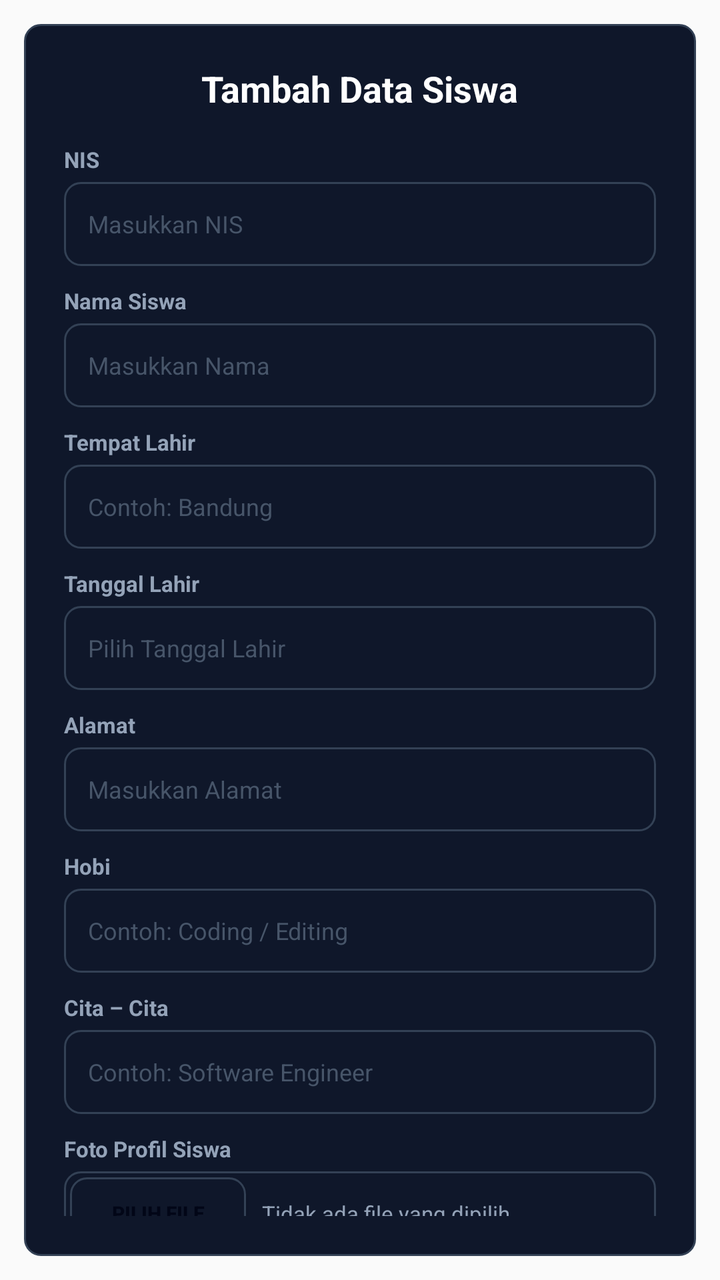
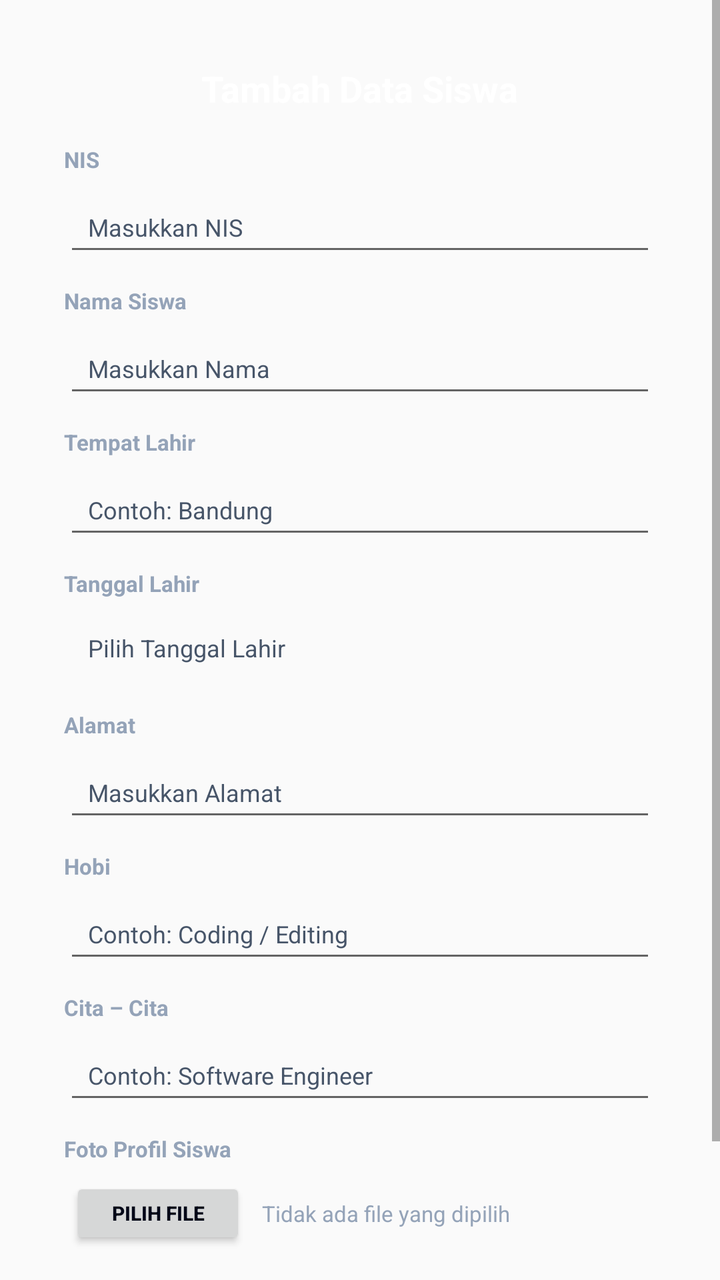

An Android layout rendered at two revisions. The XML below is the earlier revision; the diff shows what the commit changed to produce the second picture.
<!-- AndroidManifest.xml: application theme AppTheme -->
<!-- res/layout/dialog_student_form.xml -->
<?xml version="1.0" encoding="utf-8"?>

<LinearLayout xmlns:android="http://schemas.android.com/apk/res/android"
    android:layout_width="match_parent"
    android:layout_height="wrap_content"
    android:orientation="vertical"
    android:padding="12dp">

    <LinearLayout
        android:id="@+id/cardDialogForm"
        android:layout_width="match_parent"
        android:layout_height="wrap_content"
        android:orientation="vertical"
        android:padding="20dp"
        android:background="@drawable/bg_custom">

        <TextView
            android:id="@+id/tvFormTitle"
            android:layout_width="wrap_content"
            android:layout_height="wrap_content"
            android:text="Tambah Data Siswa"
            android:textColor="#FFFFFF"
            android:textSize="18sp"
            android:textStyle="bold"
            android:layout_gravity="center_horizontal"
            android:layout_marginBottom="16dp"/>

        
        <TextView android:layout_width="wrap_content" android:layout_height="wrap_content" android:text="NIS" android:textColor="#94A3B8" android:textSize="11sp" android:textStyle="bold" android:layout_marginBottom="4dp"/>
        <EditText android:id="@+id/etNis" android:layout_width="match_parent" android:layout_height="42dp" android:hint="Masukkan NIS" android:textColor="#F8FAFC" android:textColorHint="#475569" android:textSize="12sp" android:paddingHorizontal="12dp" android:background="@drawable/bg_custom" android:layout_marginBottom="10dp"/>

        
        <TextView android:layout_width="wrap_content" android:layout_height="wrap_content" android:text="Nama Siswa" android:textColor="#94A3B8" android:textSize="11sp" android:textStyle="bold" android:layout_marginBottom="4dp"/>
        <EditText android:id="@+id/etNama" android:layout_width="match_parent" android:layout_height="42dp" android:hint="Masukkan Nama" android:textColor="#F8FAFC" android:textColorHint="#475569" android:textSize="12sp" android:paddingHorizontal="12dp" android:background="@drawable/bg_custom" android:layout_marginBottom="10dp"/>

        
        <TextView android:layout_width="wrap_content" android:layout_height="wrap_content" android:text="Tempat Lahir" android:textColor="#94A3B8" android:textSize="11sp" android:textStyle="bold" android:layout_marginBottom="4dp"/>
        <EditText android:id="@+id/etTempatLahir" android:layout_width="match_parent" android:layout_height="42dp" android:hint="Contoh: Bandung" android:textColor="#F8FAFC" android:textColorHint="#475569" android:textSize="12sp" android:paddingHorizontal="12dp" android:background="@drawable/bg_custom" android:layout_marginBottom="10dp"/>

        
        <TextView android:layout_width="wrap_content" android:layout_height="wrap_content" android:text="Tanggal Lahir" android:textColor="#94A3B8" android:textSize="11sp" android:textStyle="bold" android:layout_marginBottom="4dp"/>
        <TextView android:id="@+id/tvDatePicker" android:layout_width="match_parent" android:layout_height="42dp" android:hint="Pilih Tanggal Lahir" android:textColor="#F8FAFC" android:textColorHint="#475569" android:textSize="12sp" android:gravity="center_vertical" android:paddingHorizontal="12dp" android:background="@drawable/bg_custom" android:layout_marginBottom="10dp" android:clickable="true" android:focusable="true"/>

        
        <TextView android:layout_width="wrap_content" android:layout_height="wrap_content" android:text="Alamat" android:textColor="#94A3B8" android:textSize="11sp" android:textStyle="bold" android:layout_marginBottom="4dp"/>
        <EditText android:id="@+id/etAlamat" android:layout_width="match_parent" android:layout_height="42dp" android:hint="Masukkan Alamat" android:textColor="#F8FAFC" android:textColorHint="#475569" android:textSize="12sp" android:paddingHorizontal="12dp" android:background="@drawable/bg_custom" android:layout_marginBottom="10dp"/>

        
        <TextView android:layout_width="wrap_content" android:layout_height="wrap_content" android:text="Hobi" android:textColor="#94A3B8" android:textSize="11sp" android:textStyle="bold" android:layout_marginBottom="4dp"/>
        <EditText android:id="@+id/etHobi" android:layout_width="match_parent" android:layout_height="42dp" android:hint="Contoh: Coding / Editing" android:textColor="#F8FAFC" android:textColorHint="#475569" android:textSize="12sp" android:paddingHorizontal="12dp" android:background="@drawable/bg_custom" android:layout_marginBottom="10dp"/>

        
        <TextView android:layout_width="wrap_content" android:layout_height="wrap_content" android:text="Cita – Cita" android:textColor="#94A3B8" android:textSize="11sp" android:textStyle="bold" android:layout_marginBottom="4dp"/>
        <EditText android:id="@+id/etCitaCita" android:layout_width="match_parent" android:layout_height="42dp" android:hint="Contoh: Software Engineer" android:textColor="#F8FAFC" android:textColorHint="#475569" android:textSize="12sp" android:paddingHorizontal="12dp" android:background="@drawable/bg_custom" android:layout_marginBottom="10dp"/>

        
        <TextView android:layout_width="wrap_content" android:layout_height="wrap_content" android:text="Foto Profil Siswa" android:textColor="#94A3B8" android:textSize="11sp" android:textStyle="bold" android:layout_marginBottom="4dp"/>
        <LinearLayout android:id="@+id/containerInputFile" android:layout_width="match_parent" android:layout_height="42dp" android:orientation="horizontal" android:background="@drawable/bg_custom" android:padding="3dp" android:layout_marginBottom="18dp">
            <Button android:id="@+id/btnPickFile" android:layout_width="wrap_content" android:layout_height="match_parent" android:text="Pilih File" android:textColor="#020617" android:textSize="10sp" android:textStyle="bold" android:background="@drawable/bg_custom" android:paddingHorizontal="10dp"/>
            <TextView android:id="@+id/tvFileName" android:layout_width="match_parent" android:layout_height="match_parent" android:text="Tidak ada file yang dipilih" android:textColor="#94A3B8" android:textSize="11sp" android:gravity="center_vertical" android:paddingStart="8dp" android:singleLine="true"/>
        </LinearLayout>

        <LinearLayout android:layout_width="match_parent" android:layout_height="wrap_content" android:orientation="horizontal">
            <Button android:id="@+id/btnCancel" android:layout_width="0dp" android:layout_height="40dp" android:layout_weight="1" android:layout_marginEnd="4dp" android:text="Batal" android:textColor="#F8FAFC" android:textSize="12sp" android:textStyle="bold" android:textAllCaps="false" android:background="@drawable/bg_custom"/>
            <Button android:id="@+id/btnSubmit" android:layout_width="0dp" android:layout_height="40dp" android:layout_weight="1" android:layout_marginStart="4dp" android:text="SIMPAN" android:textColor="#020617" android:textSize="12sp" android:textStyle="bold" android:textAllCaps="true" android:background="@drawable/bg_custom"/>
        </LinearLayout>

    </LinearLayout>
</LinearLayout>
<!-- resources referenced by this layout -->
<resources>
  <!-- drawable bg_custom (drawable) -->
  <?xml version="1.0" encoding="utf-8"?>
  
  <shape xmlns:android="http://schemas.android.com/apk/res/android">
      <solid android:color="#0F172A"/>
      <stroke android:width="1dp" android:color="#334155"/>
      <corners android:radius="8dp"/>
  </shape>
  <style name="AppTheme" parent="Theme.AppCompat.DayNight.NoActionBar">
          <item name="android:windowNoTitle">true</item>
          <item name="android:windowActionBar">false</item>
          <item name="android:windowFullscreen">true</item>
      </style>
</resources>

<!-- the commit's change to res/layout/dialog_student_form.xml (unified diff, before → after) -->
@@ -1,69 +1,76 @@
 <?xml version="1.0" encoding="utf-8"?>
 
-<LinearLayout xmlns:android="http://schemas.android.com/apk/res/android"
+<ScrollView xmlns:android="http://schemas.android.com/apk/res/android"
     android:layout_width="match_parent"
     android:layout_height="wrap_content"
-    android:orientation="vertical"
-    android:padding="12dp">
+    android:overScrollMode="never"
+    android:scrollbars="vertical">
 
     <LinearLayout
-        android:id="@+id/cardDialogForm"
         android:layout_width="match_parent"
         android:layout_height="wrap_content"
-        android:orientation="vertical"
-        android:padding="20dp"
-        android:background="@drawable/bg_custom">
+        android:gravity="center"
+        android:padding="12dp">
 
-        <TextView
-            android:id="@+id/tvFormTitle"
-            android:layout_width="wrap_content"
+        <LinearLayout
+            android:id="@+id/cardDialogForm"
+            android:layout_width="match_parent"
             android:layout_height="wrap_content"
-            android:text="Tambah Data Siswa"
-            android:textColor="#FFFFFF"
-            android:textSize="18sp"
-            android:textStyle="bold"
-            android:layout_gravity="center_horizontal"
-            android:layout_marginBottom="16dp"/>
+            android:maxWidth="500dp"
+            android:orientation="vertical"
+            android:padding="20dp">
 
-        
-        <TextView android:layout_width="wrap_content" android:layout_height="wrap_content" android:text="NIS" android:textColor="#94A3B8" android:textSize="11sp" android:textStyle="bold" android:layout_marginBottom="4dp"/>
-        <EditText android:id="@+id/etNis" android:layout_width="match_parent" android:layout_height="42dp" android:hint="Masukkan NIS" android:textColor="#F8FAFC" android:textColorHint="#475569" android:textSize="12sp" android:paddingHorizontal="12dp" android:background="@drawable/bg_custom" android:layout_marginBottom="10dp"/>
+            <TextView
+                android:id="@+id/tvFormTitle"
+                android:layout_width="wrap_content"
+                android:layout_height="wrap_content"
+                android:layout_gravity="center_horizontal"
+                android:layout_marginBottom="16dp"
+                android:text="Tambah Data Siswa"
+                android:textColor="#FFFFFF"
+                android:textSize="18sp"
+                android:textStyle="bold" />
 
-        
-        <TextView android:layout_width="wrap_content" android:layout_height="wrap_content" android:text="Nama Siswa" android:textColor="#94A3B8" android:textSize="11sp" android:textStyle="bold" android:layout_marginBottom="4dp"/>
-        <EditText android:id="@+id/etNama" android:layout_width="match_parent" android:layout_height="42dp" android:hint="Masukkan Nama" android:textColor="#F8FAFC" android:textColorHint="#475569" android:textSize="12sp" android:paddingHorizontal="12dp" android:background="@drawable/bg_custom" android:layout_marginBottom="10dp"/>
+            
+            <TextView android:layout_width="wrap_content" android:layout_height="wrap_content" android:text="NIS" android:textColor="#94A3B8" android:textSize="11sp" android:textStyle="bold" android:layout_marginBottom="4dp"/>
+            <EditText android:id="@+id/etNis" android:layout_width="match_parent" android:layout_height="42dp" android:hint="Masukkan NIS" android:textColor="#F8FAFC" android:textColorHint="#475569" android:textSize="12sp" android:paddingHorizontal="12dp" android:layout_marginBottom="10dp"/>
 
-        
-        <TextView android:layout_width="wrap_content" android:layout_height="wrap_content" android:text="Tempat Lahir" android:textColor="#94A3B8" android:textSize="11sp" android:textStyle="bold" android:layout_marginBottom="4dp"/>
-        <EditText android:id="@+id/etTempatLahir" android:layout_width="match_parent" android:layout_height="42dp" android:hint="Contoh: Bandung" android:textColor="#F8FAFC" android:textColorHint="#475569" android:textSize="12sp" android:paddingHorizontal="12dp" android:background="@drawable/bg_custom" android:layout_marginBottom="10dp"/>
+            
+            <TextView android:layout_width="wrap_content" android:layout_height="wrap_content" android:text="Nama Siswa" android:textColor="#94A3B8" android:textSize="11sp" android:textStyle="bold" android:layout_marginBottom="4dp"/>
+            <EditText android:id="@+id/etNama" android:layout_width="match_parent" android:layout_height="42dp" android:hint="Masukkan Nama" android:textColor="#F8FAFC" android:textColorHint="#475569" android:textSize="12sp" android:paddingHorizontal="12dp" android:layout_marginBottom="10dp"/>
 
-        
-        <TextView android:layout_width="wrap_content" android:layout_height="wrap_content" android:text="Tanggal Lahir" android:textColor="#94A3B8" android:textSize="11sp" android:textStyle="bold" android:layout_marginBottom="4dp"/>
-        <TextView android:id="@+id/tvDatePicker" android:layout_width="match_parent" android:layout_height="42dp" android:hint="Pilih Tanggal Lahir" android:textColor="#F8FAFC" android:textColorHint="#475569" android:textSize="12sp" android:gravity="center_vertical" android:paddingHorizontal="12dp" android:background="@drawable/bg_custom" android:layout_marginBottom="10dp" android:clickable="true" android:focusable="true"/>
+            
+            <TextView android:layout_width="wrap_content" android:layout_height="wrap_content" android:text="Tempat Lahir" android:textColor="#94A3B8" android:textSize="11sp" android:textStyle="bold" android:layout_marginBottom="4dp"/>
+            <EditText android:id="@+id/etTempatLahir" android:layout_width="match_parent" android:layout_height="42dp" android:hint="Contoh: Bandung" android:textColor="#F8FAFC" android:textColorHint="#475569" android:textSize="12sp" android:paddingHorizontal="12dp" android:layout_marginBottom="10dp"/>
 
-        
-        <TextView android:layout_width="wrap_content" android:layout_height="wrap_content" android:text="Alamat" android:textColor="#94A3B8" android:textSize="11sp" android:textStyle="bold" android:layout_marginBottom="4dp"/>
-        <EditText android:id="@+id/etAlamat" android:layout_width="match_parent" android:layout_height="42dp" android:hint="Masukkan Alamat" android:textColor="#F8FAFC" android:textColorHint="#475569" android:textSize="12sp" android:paddingHorizontal="12dp" android:background="@drawable/bg_custom" android:layout_marginBottom="10dp"/>
+            
+            <TextView android:layout_width="wrap_content" android:layout_height="wrap_content" android:text="Tanggal Lahir" android:textColor="#94A3B8" android:textSize="11sp" android:textStyle="bold" android:layout_marginBottom="4dp"/>
+            <TextView android:id="@+id/tvDatePicker" android:layout_width="match_parent" android:layout_height="42dp" android:hint="Pilih Tanggal Lahir" android:textColor="#F8FAFC" android:textColorHint="#475569" android:textSize="12sp" android:gravity="center_vertical" android:paddingHorizontal="12dp" android:layout_marginBottom="10dp" android:clickable="true" android:focusable="true"/>
 
-        
-        <TextView android:layout_width="wrap_content" android:layout_height="wrap_content" android:text="Hobi" android:textColor="#94A3B8" android:textSize="11sp" android:textStyle="bold" android:layout_marginBottom="4dp"/>
-        <EditText android:id="@+id/etHobi" android:layout_width="match_parent" android:layout_height="42dp" android:hint="Contoh: Coding / Editing" android:textColor="#F8FAFC" android:textColorHint="#475569" android:textSize="12sp" android:paddingHorizontal="12dp" android:background="@drawable/bg_custom" android:layout_marginBottom="10dp"/>
+            
+            <TextView android:layout_width="wrap_content" android:layout_height="wrap_content" android:text="Alamat" android:textColor="#94A3B8" android:textSize="11sp" android:textStyle="bold" android:layout_marginBottom="4dp"/>
+            <EditText android:id="@+id/etAlamat" android:layout_width="match_parent" android:layout_height="42dp" android:hint="Masukkan Alamat" android:textColor="#F8FAFC" android:textColorHint="#475569" android:textSize="12sp" android:paddingHorizontal="12dp" android:layout_marginBottom="10dp"/>
 
-        
-        <TextView android:layout_width="wrap_content" android:layout_height="wrap_content" android:text="Cita – Cita" android:textColor="#94A3B8" android:textSize="11sp" android:textStyle="bold" android:layout_marginBottom="4dp"/>
-        <EditText android:id="@+id/etCitaCita" android:layout_width="match_parent" android:layout_height="42dp" android:hint="Contoh: Software Engineer" android:textColor="#F8FAFC" android:textColorHint="#475569" android:textSize="12sp" android:paddingHorizontal="12dp" android:background="@drawable/bg_custom" android:layout_marginBottom="10dp"/>
+            
+            <TextView android:layout_width="wrap_content" android:layout_height="wrap_content" android:text="Hobi" android:textColor="#94A3B8" android:textSize="11sp" android:textStyle="bold" android:layout_marginBottom="4dp"/>
+            <EditText android:id="@+id/etHobi" android:layout_width="match_parent" android:layout_height="42dp" android:hint="Contoh: Coding / Editing" android:textColor="#F8FAFC" android:textColorHint="#475569" android:textSize="12sp" android:paddingHorizontal="12dp" android:layout_marginBottom="10dp"/>
 
-        
-        <TextView android:layout_width="wrap_content" android:layout_height="wrap_content" android:text="Foto Profil Siswa" android:textColor="#94A3B8" android:textSize="11sp" android:textStyle="bold" android:layout_marginBottom="4dp"/>
-        <LinearLayout android:id="@+id/containerInputFile" android:layout_width="match_parent" android:layout_height="42dp" android:orientation="horizontal" android:background="@drawable/bg_custom" android:padding="3dp" android:layout_marginBottom="18dp">
-            <Button android:id="@+id/btnPickFile" android:layout_width="wrap_content" android:layout_height="match_parent" android:text="Pilih File" android:textColor="#020617" android:textSize="10sp" android:textStyle="bold" android:background="@drawable/bg_custom" android:paddingHorizontal="10dp"/>
-            <TextView android:id="@+id/tvFileName" android:layout_width="match_parent" android:layout_height="match_parent" android:text="Tidak ada file yang dipilih" android:textColor="#94A3B8" android:textSize="11sp" android:gravity="center_vertical" android:paddingStart="8dp" android:singleLine="true"/>
+            
+            <TextView android:layout_width="wrap_content" android:layout_height="wrap_content" android:text="Cita – Cita" android:textColor="#94A3B8" android:textSize="11sp" android:textStyle="bold" android:layout_marginBottom="4dp"/>
+            <EditText android:id="@+id/etCitaCita" android:layout_width="match_parent" android:layout_height="42dp" android:hint="Contoh: Software Engineer" android:textColor="#F8FAFC" android:textColorHint="#475569" android:textSize="12sp" android:paddingHorizontal="12dp" android:layout_marginBottom="10dp"/>
+
+            
+            <TextView android:layout_width="wrap_content" android:layout_height="wrap_content" android:text="Foto Profil Siswa" android:textColor="#94A3B8" android:textSize="11sp" android:textStyle="bold" android:layout_marginBottom="4dp"/>
+            <LinearLayout android:id="@+id/containerInputFile" android:layout_width="match_parent" android:layout_height="42dp" android:orientation="horizontal" android:padding="3dp" android:layout_marginBottom="18dp">
+                <Button android:id="@+id/btnPickFile" android:layout_width="wrap_content" android:layout_height="match_parent" android:text="Pilih File" android:textColor="#020617" android:textSize="10sp" android:textStyle="bold" android:paddingHorizontal="10dp"/>
+                <TextView android:id="@+id/tvFileName" android:layout_width="match_parent" android:layout_height="match_parent" android:text="Tidak ada file yang dipilih" android:textColor="#94A3B8" android:textSize="11sp" android:gravity="center_vertical" android:paddingStart="8dp" android:singleLine="true"/>
+            </LinearLayout>
+
+            <LinearLayout android:layout_width="match_parent" android:layout_height="wrap_content" android:orientation="horizontal">
+                <Button android:id="@+id/btnCancel" android:layout_width="0dp" android:layout_height="40dp" android:layout_weight="1" android:layout_marginEnd="4dp" android:text="Batal" android:textColor="#F8FAFC" android:textSize="12sp" android:textStyle="bold" android:textAllCaps="false"/>
+                <Button android:id="@+id/btnSubmit" android:layout_width="0dp" android:layout_height="40dp" android:layout_weight="1" android:layout_marginStart="4dp" android:text="SIMPAN" android:textColor="#020617" android:textSize="12sp" android:textStyle="bold" android:textAllCaps="true"/>
+            </LinearLayout>
+
         </LinearLayout>
-
-        <LinearLayout android:layout_width="match_parent" android:layout_height="wrap_content" android:orientation="horizontal">
-            <Button android:id="@+id/btnCancel" android:layout_width="0dp" android:layout_height="40dp" android:layout_weight="1" android:layout_marginEnd="4dp" android:text="Batal" android:textColor="#F8FAFC" android:textSize="12sp" android:textStyle="bold" android:textAllCaps="false" android:background="@drawable/bg_custom"/>
-            <Button android:id="@+id/btnSubmit" android:layout_width="0dp" android:layout_height="40dp" android:layout_weight="1" android:layout_marginStart="4dp" android:text="SIMPAN" android:textColor="#020617" android:textSize="12sp" android:textStyle="bold" android:textAllCaps="true" android:background="@drawable/bg_custom"/>
-        </LinearLayout>
-
     </LinearLayout>
-</LinearLayout>
+</ScrollView>
<!-- resource entries referenced after the edit -->
@@ -1,13 +1,5 @@
 <!-- resources referenced by this layout -->
 <resources>
-  <!-- drawable bg_custom (drawable) -->
-  <?xml version="1.0" encoding="utf-8"?>
-  
-  <shape xmlns:android="http://schemas.android.com/apk/res/android">
-      <solid android:color="#0F172A"/>
-      <stroke android:width="1dp" android:color="#334155"/>
-      <corners android:radius="8dp"/>
-  </shape>
   <style name="AppTheme" parent="Theme.AppCompat.DayNight.NoActionBar">
           <item name="android:windowNoTitle">true</item>
           <item name="android:windowActionBar">false</item>
